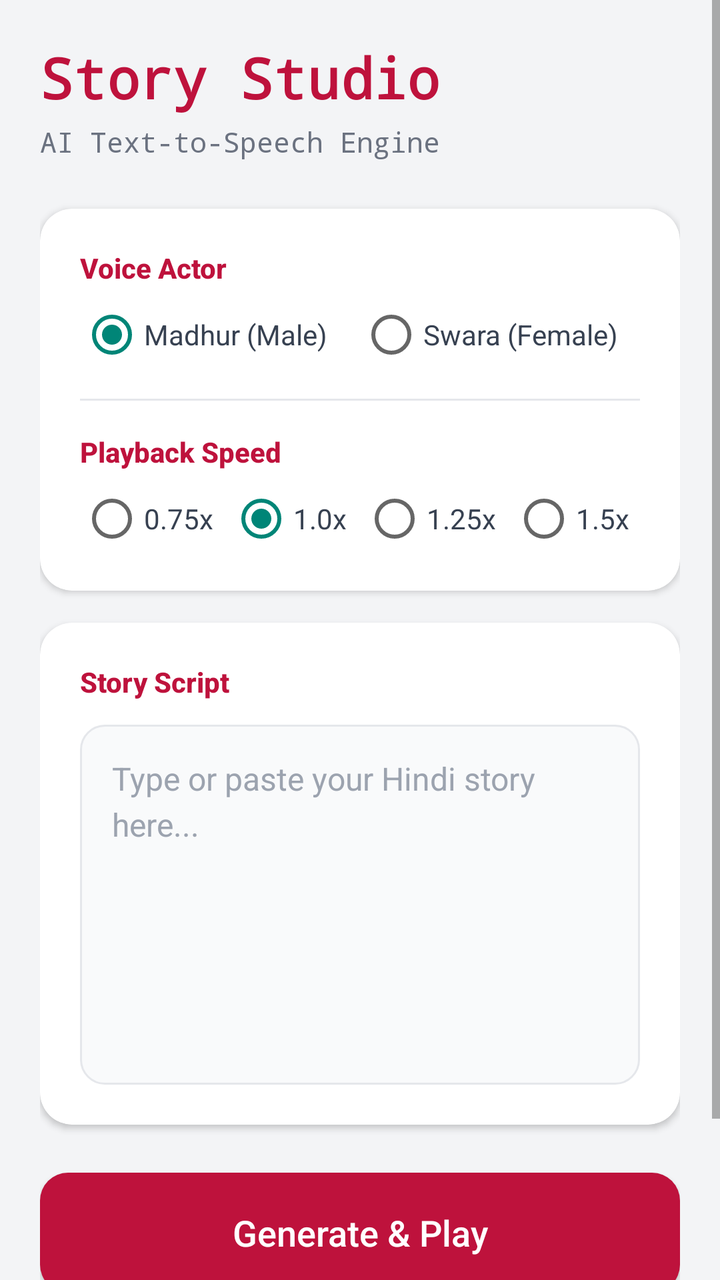
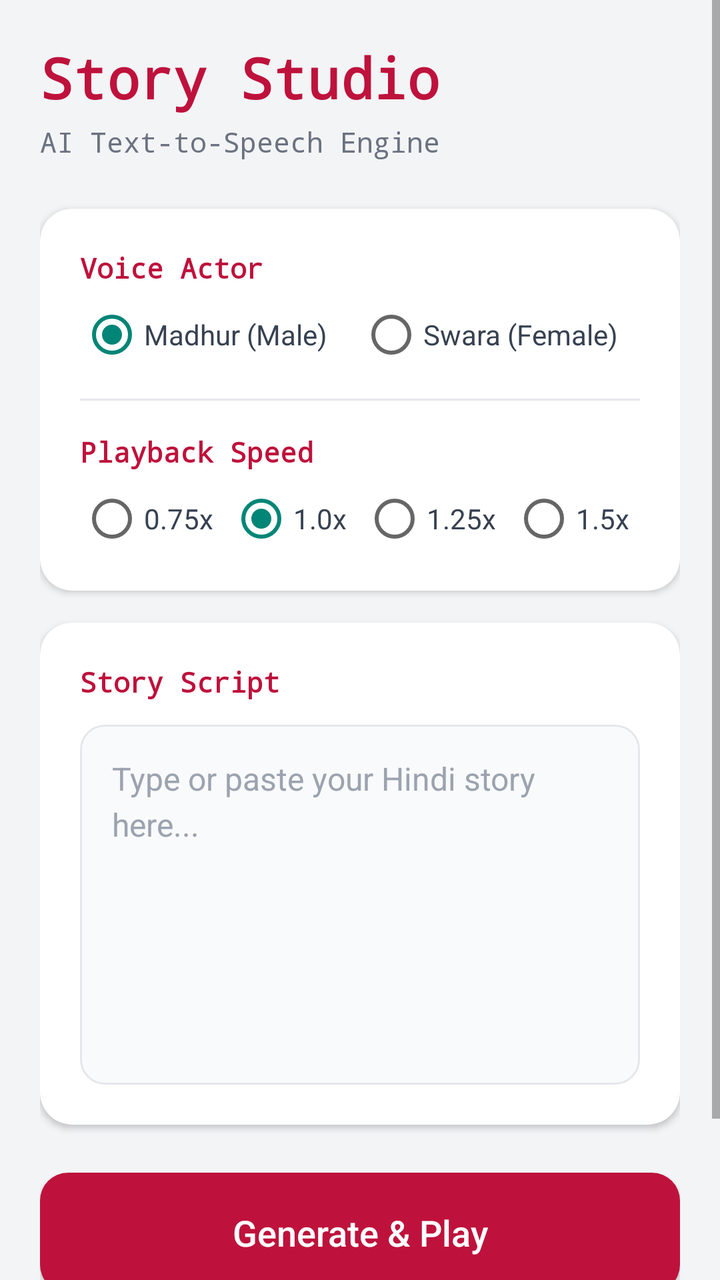

Screens rendered from an Android XML layout before and after an edit, with the pre-edit source and the edit as a unified diff.
<!-- AndroidManifest.xml: application theme Theme.AppCompat.Light.DarkActionBar -->
<!-- res/layout/activity_main.xml -->
<?xml version="1.0" encoding="utf-8"?>
<ScrollView xmlns:android="http://schemas.android.com/apk/res/android"
    xmlns:app="http://schemas.android.com/apk/res-auto"
    android:layout_width="match_parent"
    android:layout_height="match_parent"
    android:fillViewport="true"
    android:background="#F3F4F6">

    <LinearLayout
        android:layout_width="match_parent"
        android:layout_height="wrap_content"
        android:orientation="vertical"
        android:padding="20dp">

        
        <TextView
            android:layout_width="wrap_content"
            android:layout_height="wrap_content"
            android:text="Story Studio"
            android:textSize="28sp"
            android:textStyle="bold"
            android:textColor="#BE123C"
            android:fontFamily="monospace"
            android:layout_marginBottom="4dp"/>

        <TextView
            android:layout_width="wrap_content"
            android:layout_height="wrap_content"
            android:text="AI Text-to-Speech Engine"
            android:textSize="14sp"
            android:textColor="#6B7280"
            android:fontFamily="monospace"
            android:layout_marginBottom="24dp"/>

        
        <androidx.cardview.widget.CardView
            android:layout_width="match_parent"
            android:layout_height="wrap_content"
            app:cardCornerRadius="16dp"
            app:cardElevation="2dp"
            app:cardBackgroundColor="#FFFFFF"
            android:layout_marginBottom="16dp">

            <LinearLayout
                android:layout_width="match_parent"
                android:layout_height="wrap_content"
                android:orientation="vertical"
                android:padding="20dp">

                <TextView
                    android:layout_width="wrap_content"
                    android:layout_height="wrap_content"
                    android:text="Voice Actor"
                    android:textSize="14sp"
                    android:textColor="#BE123C"
                    android:textStyle="bold"
                    android:fontFamily="sans-serif-medium"
                    android:layout_marginBottom="8dp"/>

                <RadioGroup
                    android:id="@+id/radioGroupVoice"
                    android:layout_width="match_parent"
                    android:layout_height="wrap_content"
                    android:orientation="horizontal">

                    <RadioButton
                        android:id="@+id/radioMadhur"
                        android:layout_width="wrap_content"
                        android:layout_height="wrap_content"
                        android:text="Madhur (Male)"
                        android:textColor="#374151"
                        android:checked="true"
                        android:layout_marginEnd="16dp"/>

                    <RadioButton
                        android:id="@+id/radioSwara"
                        android:layout_width="wrap_content"
                        android:layout_height="wrap_content"
                        android:textColor="#374151"
                        android:text="Swara (Female)"/>
                </RadioGroup>

                <View
                    android:layout_width="match_parent"
                    android:layout_height="1dp"
                    android:background="#E5E7EB"
                    android:layout_marginTop="16dp"
                    android:layout_marginBottom="16dp"/>

                <TextView
                    android:layout_width="wrap_content"
                    android:layout_height="wrap_content"
                    android:text="Playback Speed"
                    android:textSize="14sp"
                    android:textColor="#BE123C"
                    android:textStyle="bold"
                    android:fontFamily="sans-serif-medium"
                    android:layout_marginBottom="8dp"/>

                <RadioGroup
                    android:id="@+id/radioGroupSpeed"
                    android:layout_width="match_parent"
                    android:layout_height="wrap_content"
                    android:orientation="horizontal">

                    <RadioButton
                        android:id="@+id/speed075"
                        android:layout_width="wrap_content"
                        android:layout_height="wrap_content"
                        android:textColor="#374151"
                        android:text="0.75x"
                        android:layout_marginEnd="8dp"/>

                    <RadioButton
                        android:id="@+id/speed100"
                        android:layout_width="wrap_content"
                        android:layout_height="wrap_content"
                        android:textColor="#374151"
                        android:text="1.0x"
                        android:checked="true"
                        android:layout_marginEnd="8dp"/>

                    <RadioButton
                        android:id="@+id/speed125"
                        android:layout_width="wrap_content"
                        android:layout_height="wrap_content"
                        android:textColor="#374151"
                        android:text="1.25x"
                        android:layout_marginEnd="8dp"/>

                    <RadioButton
                        android:id="@+id/speed150"
                        android:layout_width="wrap_content"
                        android:layout_height="wrap_content"
                        android:textColor="#374151"
                        android:text="1.5x"/>
                </RadioGroup>
            </LinearLayout>
        </androidx.cardview.widget.CardView>

        
        <androidx.cardview.widget.CardView
            android:layout_width="match_parent"
            android:layout_height="0dp"
            android:layout_weight="1"
            app:cardCornerRadius="16dp"
            app:cardElevation="2dp"
            app:cardBackgroundColor="#FFFFFF"
            android:layout_marginBottom="24dp">

            <LinearLayout
                android:layout_width="match_parent"
                android:layout_height="match_parent"
                android:orientation="vertical"
                android:padding="20dp">

                <TextView
                    android:layout_width="wrap_content"
                    android:layout_height="wrap_content"
                    android:text="Story Script"
                    android:textSize="14sp"
                    android:textColor="#BE123C"
                    android:textStyle="bold"
                    android:fontFamily="sans-serif-medium"
                    android:layout_marginBottom="12dp"/>

                <EditText
                    android:id="@+id/editStoryText"
                    android:layout_width="match_parent"
                    android:layout_height="match_parent"
                    android:minHeight="180dp"
                    android:gravity="top|start"
                    android:hint="Type or paste your Hindi story here..."
                    android:textColorHint="#9CA3AF"
                    android:textColor="#1F2937"
                    android:inputType="textMultiLine"
                    android:background="@drawable/bg_input"
                    android:padding="16dp"
                    android:textSize="16sp"
                    android:lineSpacingExtra="4dp"/>
            </LinearLayout>
        </androidx.cardview.widget.CardView>

        
        <androidx.appcompat.widget.AppCompatButton
            android:id="@+id/btnGeneratePlay"
            android:layout_width="match_parent"
            android:layout_height="60dp"
            android:text="Generate &amp; Play"
            android:textAllCaps="false"
            android:textColor="#FFFFFF"
            android:textSize="18sp"
            android:fontFamily="sans-serif-medium"
            android:background="@drawable/bg_button_primary"
            android:elevation="4dp"
            android:layout_marginBottom="16dp"/>

        
        <LinearLayout
            android:layout_width="match_parent"
            android:layout_height="wrap_content"
            android:orientation="horizontal"
            android:weightSum="3">

            <androidx.appcompat.widget.AppCompatButton
                android:id="@+id/btnPauseResume"
                android:layout_width="0dp"
                android:layout_height="50dp"
                android:layout_weight="1"
                android:text="Pause"
                android:textAllCaps="false"
                android:textColor="#FFFFFF"
                android:fontFamily="sans-serif-medium"
                android:background="@drawable/bg_button_secondary"
                android:enabled="false"
                android:layout_marginEnd="6dp"/>

            <androidx.appcompat.widget.AppCompatButton
                android:id="@+id/btnStop"
                android:layout_width="0dp"
                android:layout_height="50dp"
                android:layout_weight="1"
                android:text="Stop"
                android:textAllCaps="false"
                android:textColor="#FFFFFF"
                android:fontFamily="sans-serif-medium"
                android:background="@drawable/bg_button_secondary"
                android:enabled="false"
                android:layout_marginStart="3dp"
                android:layout_marginEnd="3dp"/>

            <androidx.appcompat.widget.AppCompatButton
                android:id="@+id/btnSave"
                android:layout_width="0dp"
                android:layout_height="50dp"
                android:layout_weight="1"
                android:text="Save"
                android:textAllCaps="false"
                android:textColor="#FFFFFF"
                android:fontFamily="sans-serif-medium"
                android:background="@drawable/bg_button_secondary"
                android:enabled="false"
                android:layout_marginStart="6dp"/>
        </LinearLayout>
    </LinearLayout>
</ScrollView>
<!-- resources referenced by this layout -->
<resources>
  <!-- drawable bg_button_primary (drawable) -->
  <?xml version="1.0" encoding="utf-8"?>
  <ripple xmlns:android="http://schemas.android.com/apk/res/android" android:color="#F43F5E">
      <item>
          <selector>
              <item android:state_enabled="false">
                  <shape>
                      <solid android:color="#FDA4AF"/> 
                      <corners android:radius="14dp"/>
                  </shape>
              </item>
              <item>
                  <shape>
                      <solid android:color="#BE123C"/> 
                      <corners android:radius="14dp"/>
                  </shape>
              </item>
          </selector>
      </item>
  </ripple>
  <!-- drawable bg_button_secondary (drawable) -->
  <?xml version="1.0" encoding="utf-8"?>
  <ripple xmlns:android="http://schemas.android.com/apk/res/android" android:color="#9CA3AF">
      <item>
          <selector>
              <item android:state_enabled="false">
                  <shape>
                      <solid android:color="#D1D5DB"/> 
                      <corners android:radius="12dp"/>
                  </shape>
              </item>
              <item>
                  <shape>
                      <solid android:color="#374151"/> 
                      <corners android:radius="12dp"/>
                  </shape>
              </item>
          </selector>
      </item>
  </ripple>
  <!-- drawable bg_input (drawable) -->
  <?xml version="1.0" encoding="utf-8"?>
  <shape xmlns:android="http://schemas.android.com/apk/res/android">
      <solid android:color="#F9FAFB"/> 
      <stroke android:width="1dp" android:color="#E5E7EB"/> 
      <corners android:radius="12dp"/>
  </shape>
</resources>

<!-- the commit's change to res/layout/activity_main.xml (unified diff, before → after) -->
@@ -54,7 +54,7 @@
                     android:textSize="14sp"
                     android:textColor="#BE123C"
                     android:textStyle="bold"
-                    android:fontFamily="sans-serif-medium"
+                    android:fontFamily="monospace"
                     android:layout_marginBottom="8dp"/>
 
                 <RadioGroup
@@ -94,7 +94,7 @@
                     android:textSize="14sp"
                     android:textColor="#BE123C"
                     android:textStyle="bold"
-                    android:fontFamily="sans-serif-medium"
+                    android:fontFamily="monospace"
                     android:layout_marginBottom="8dp"/>
 
                 <RadioGroup
@@ -161,7 +161,7 @@
                     android:textSize="14sp"
                     android:textColor="#BE123C"
                     android:textStyle="bold"
-                    android:fontFamily="sans-serif-medium"
+                    android:fontFamily="monospace"
                     android:layout_marginBottom="12dp"/>
 
                 <EditText
